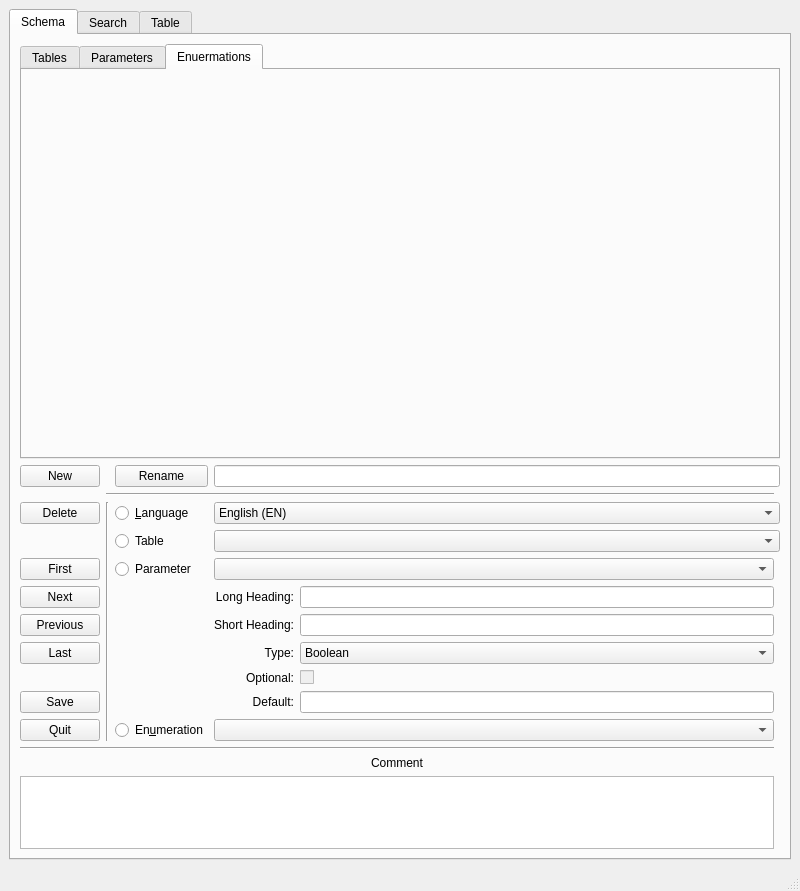
Qt form tables_editor.ui (waynegramlich/table_tools) before a commit.
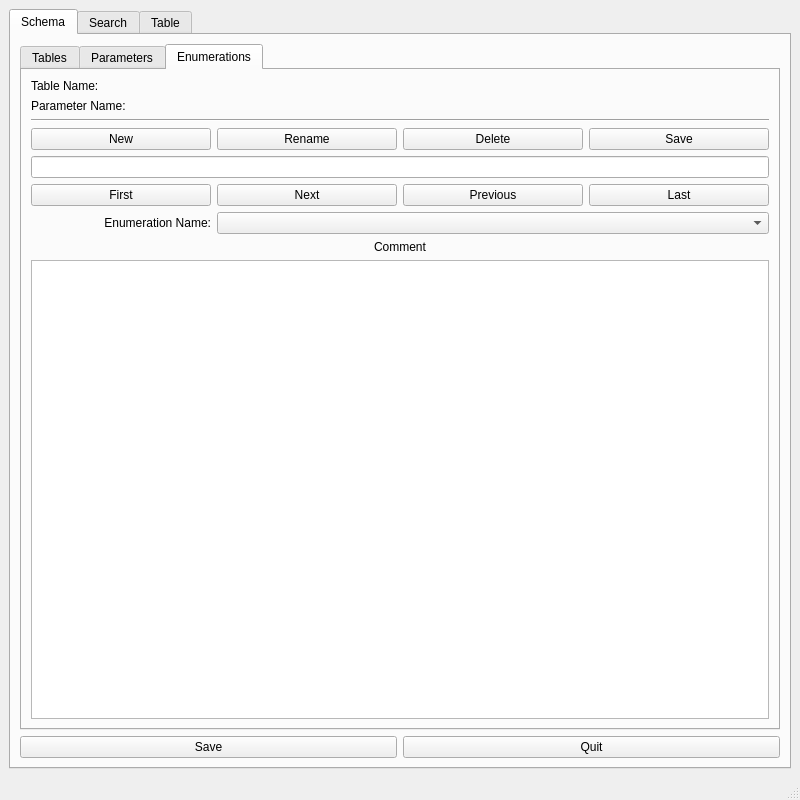
The same form after that commit. The open tabs and pages were chosen to show the change.

Commit message: New GUI is mostly working except for one PlainText widget.

Patch:
```diff
--- a/tables_editor.ui
+++ b/tables_editor.ui
@@ -7,7 +7,7 @@
     <x>0</x>
     <y>0</y>
     <width>800</width>
-    <height>891</height>
+    <height>800</height>
    </rect>
   </property>
   <property name="sizePolicy">
@@ -27,7 +27,7 @@
     </sizepolicy>
    </property>
    <layout class="QGridLayout" name="gridLayout_5">
-    <item row="0" column="0">
+    <item row="1" column="0">
      <widget class="QTabWidget" name="root_tabs">
       <property name="sizePolicy">
        <sizepolicy hsizetype="Expanding" vsizetype="Expanding">
@@ -52,7 +52,21 @@
         <string>Schema</string>
        </attribute>
        <layout class="QGridLayout" name="gridLayout_2">
-        <item row="0" column="0">
+        <item row="1" column="0">
+         <widget class="QPushButton" name="common_save_button">
+          <property name="text">
+           <string>Save</string>
+          </property>
+         </widget>
+        </item>
+        <item row="1" column="1">
+         <widget class="QPushButton" name="common_quit_button">
+          <property name="text">
+           <string>Quit</string>
+          </property>
+         </widget>
+        </item>
+        <item row="0" column="0" colspan="2">
          <widget class="QTabWidget" name="schema_tabs">
           <property name="currentIndex">
            <number>1</number>
@@ -366,261 +380,136 @@
           </widget>
           <widget class="QWidget" name="enumeration_tab">
            <attribute name="title">
-            <string>Enuermations</string>
+            <string>Enumerations</string>
            </attribute>
-          </widget>
-         </widget>
-        </item>
-        <item row="1" column="0">
-         <layout class="QGridLayout" name="schema_grid">
-          <item row="9" column="3">
-           <widget class="QLabel" name="parameter_default_label">
+           <layout class="QGridLayout" name="gridLayout_7">
+            <item row="0" column="0">
+             <layout class="QGridLayout" name="enumerations_grid">
+              <item row="3" column="3">
+               <widget class="QPushButton" name="enumerations_save">
+                <property name="text">
+                 <string>Save</string>
+                </property>
+               </widget>
+              </item>
+              <item row="6" column="0">
+               <widget class="QLabel" name="enuermations_name_label">
             <property name="text">
-             <string>Default:</string>
+                 <string>Enumeration Name:</string>
             </property>
             <property name="alignment">
              <set>Qt::AlignRight|Qt::AlignTrailing|Qt::AlignVCenter</set>
             </property>
            </widget>
           </item>
-          <item row="2" column="2">
-           <widget class="QRadioButton" name="language_radio">
+              <item row="4" column="0" colspan="4">
+               <widget class="QLineEdit" name="enumerations_line"/>
+              </item>
+              <item row="5" column="1">
+               <widget class="QPushButton" name="enumerations_next">
             <property name="text">
-             <string>&amp;Language</string>
+                 <string>Next</string>
             </property>
            </widget>
           </item>
-          <item row="10" column="3" colspan="2">
-           <widget class="QComboBox" name="enumeration_combo"/>
+              <item row="8" column="0" colspan="4">
+               <widget class="QPlainTextEdit" name="enumerations_comment_text"/>
+              </item>
+              <item row="0" column="1" colspan="3">
+               <widget class="QLabel" name="enumerations_table_name">
+                <property name="text">
+                 <string/>
+                </property>
+               </widget>
+              </item>
+              <item row="0" column="0">
+               <widget class="QLabel" name="enumerations_table_label">
+                <property name="text">
+                 <string>Table Name:</string>
+                </property>
+               </widget>
+              </item>
+              <item row="1" column="0">
+               <widget class="QLabel" name="enumerations_parameter_label">
+                <property name="text">
+                 <string>Parameter Name:</string>
+                </property>
+               </widget>
+              </item>
+              <item row="3" column="0">
+               <widget class="QPushButton" name="enumerations_new">
+                <property name="text">
+                 <string>New</string>
+                </property>
+               </widget>
+              </item>
+              <item row="6" column="1" colspan="3">
+               <widget class="QComboBox" name="enumerations_combo"/>
+              </item>
+              <item row="5" column="2">
+               <widget class="QPushButton" name="enumerations_previous">
+                <property name="text">
+                 <string>Previous</string>
+                </property>
+               </widget>
+              </item>
+              <item row="1" column="1" colspan="3">
+               <widget class="QLabel" name="enumerations_parameter_name">
+                <property name="text">
+                 <string/>
+                </property>
+               </widget>
           </item>
           <item row="3" column="2">
-           <widget class="QRadioButton" name="table_radio">
+               <widget class="QPushButton" name="enumerations_delete">
             <property name="text">
-             <string>Table</string>
-            </property>
-           </widget>
-          </item>
-          <item row="8" column="4">
-           <widget class="QCheckBox" name="parameter_optional_check">
-            <property name="enabled">
-             <bool>false</bool>
-            </property>
-            <property name="layoutDirection">
-             <enum>Qt::LeftToRight</enum>
-            </property>
-            <property name="text">
-             <string/>
-            </property>
-           </widget>
-          </item>
-          <item row="2" column="3" colspan="3">
-           <widget class="QComboBox" name="language_combo">
-            <item>
-             <property name="text">
-              <string>English (EN)</string>
-             </property>
-            </item>
-           </widget>
-          </item>
-          <item row="4" column="2">
-           <widget class="QRadioButton" name="parameter_radio">
-            <property name="text">
-             <string>Parameter</string>
-            </property>
-           </widget>
-          </item>
-          <item row="0" column="2">
-           <widget class="QPushButton" name="common_rename_button">
-            <property name="text">
-             <string>Rename</string>
+                 <string>Delete</string>
             </property>
            </widget>
           </item>
           <item row="5" column="3">
-           <widget class="QLabel" name="parameter_long_label">
-            <property name="text">
-             <string>Long Heading:</string>
-            </property>
-            <property name="alignment">
-             <set>Qt::AlignRight|Qt::AlignTrailing|Qt::AlignVCenter</set>
-            </property>
-           </widget>
-          </item>
-          <item row="6" column="4">
-           <widget class="QLineEdit" name="parameter_short_line"/>
-          </item>
-          <item row="3" column="3" colspan="3">
-           <widget class="QComboBox" name="table_combo"/>
-          </item>
-          <item row="10" column="2">
-           <widget class="QRadioButton" name="enumeration_radio">
-            <property name="text">
-             <string>En&amp;umeration</string>
-            </property>
-           </widget>
-          </item>
-          <item row="7" column="3">
-           <widget class="QLabel" name="parameter_type_label">
-            <property name="text">
-             <string>Type:</string>
-            </property>
-            <property name="alignment">
-             <set>Qt::AlignRight|Qt::AlignTrailing|Qt::AlignVCenter</set>
-            </property>
-           </widget>
-          </item>
-          <item row="7" column="4">
-           <widget class="QComboBox" name="parameter_type_combo">
-            <item>
-             <property name="text">
-              <string>Boolean</string>
-             </property>
-            </item>
-            <item>
-             <property name="text">
-              <string>Enumeration</string>
-             </property>
-            </item>
-            <item>
-             <property name="text">
-              <string>Float</string>
-             </property>
-            </item>
-            <item>
-             <property name="text">
-              <string>Integer</string>
-             </property>
-            </item>
-            <item>
-             <property name="text">
-              <string>String</string>
-             </property>
-            </item>
-           </widget>
-          </item>
-          <item row="0" column="3" colspan="3">
-           <widget class="QLineEdit" name="common_line"/>
-          </item>
-          <item row="5" column="4">
-           <widget class="QLineEdit" name="parameter_long_line"/>
-          </item>
-          <item row="11" column="0" colspan="5">
-           <widget class="Line" name="comment_line">
-            <property name="orientation">
-             <enum>Qt::Horizontal</enum>
-            </property>
-           </widget>
-          </item>
-          <item row="0" column="0">
-           <widget class="QPushButton" name="common_new_button">
-            <property name="text">
-             <string>New</string>
-            </property>
-           </widget>
-          </item>
-          <item row="9" column="4">
-           <widget class="QLineEdit" name="parameter_default_line"/>
-          </item>
-          <item row="4" column="3" colspan="2">
-           <widget class="QComboBox" name="parameter_combo"/>
-          </item>
-          <item row="12" column="0" colspan="5">
-           <widget class="QLabel" name="comment_label">
-            <property name="text">
-             <string>Comment</string>
-            </property>
-            <property name="alignment">
-             <set>Qt::AlignCenter</set>
-            </property>
-           </widget>
-          </item>
-          <item row="6" column="3">
-           <widget class="QLabel" name="parameter_short_label">
-            <property name="text">
-             <string>Short Heading:</string>
-            </property>
-            <property name="alignment">
-             <set>Qt::AlignRight|Qt::AlignTrailing|Qt::AlignVCenter</set>
-            </property>
-           </widget>
-          </item>
-          <item row="13" column="0" colspan="5">
-           <widget class="QPlainTextEdit" name="comment_plain_text"/>
-          </item>
-          <item row="8" column="3">
-           <widget class="QLabel" name="parameter_optional_label">
-            <property name="text">
-             <string>Optional:</string>
-            </property>
-            <property name="alignment">
-             <set>Qt::AlignRight|Qt::AlignTrailing|Qt::AlignVCenter</set>
-            </property>
-           </widget>
-          </item>
-          <item row="2" column="1" rowspan="9">
-           <widget class="Line" name="buttons_line">
-            <property name="orientation">
-             <enum>Qt::Vertical</enum>
-            </property>
-           </widget>
-          </item>
-          <item row="10" column="0">
-           <widget class="QPushButton" name="common_quit_button">
-            <property name="text">
-             <string>Quit</string>
-            </property>
-           </widget>
-          </item>
-          <item row="9" column="0">
-           <widget class="QPushButton" name="common_save_button">
-            <property name="text">
-             <string>Save</string>
-            </property>
-           </widget>
-          </item>
-          <item row="7" column="0">
-           <widget class="QPushButton" name="common_last_button">
+               <widget class="QPushButton" name="enumerations_last">
             <property name="text">
              <string>Last</string>
             </property>
            </widget>
           </item>
-          <item row="6" column="0">
-           <widget class="QPushButton" name="common_previous_button">
+              <item row="3" column="1">
+               <widget class="QPushButton" name="enumerations_rename">
             <property name="text">
-             <string>Previous</string>
+                 <string>Rename</string>
             </property>
            </widget>
           </item>
           <item row="5" column="0">
-           <widget class="QPushButton" name="common_next_button">
-            <property name="text">
-             <string>Next</string>
-            </property>
-           </widget>
-          </item>
-          <item row="4" column="0">
-           <widget class="QPushButton" name="common_first_button">
+               <widget class="QPushButton" name="enumerations_first">
             <property name="text">
              <string>First</string>
             </property>
            </widget>
           </item>
-          <item row="2" column="0">
-           <widget class="QPushButton" name="common_delete_button">
+              <item row="7" column="0" colspan="4">
+               <widget class="QLabel" name="enumerations_comment_label">
             <property name="text">
-             <string>Delete</string>
+                 <string>Comment</string>
+                </property>
+                <property name="alignment">
+                 <set>Qt::AlignCenter</set>
             </property>
            </widget>
           </item>
-          <item row="1" column="1" colspan="4">
-           <widget class="Line" name="common_top_horizontal">
+              <item row="2" column="0" colspan="4">
+               <widget class="Line" name="enumerations_horiziontal">
             <property name="orientation">
              <enum>Qt::Horizontal</enum>
             </property>
            </widget>
           </item>
          </layout>
+            </item>
+           </layout>
+          </widget>
+         </widget>
         </item>
        </layout>
       </widget>
```
Left out of the diff: 20 changed lines with no effect on the pictures. Lines whose indentation alone changed are shown as unchanged. The commit also changes 2 other files.
